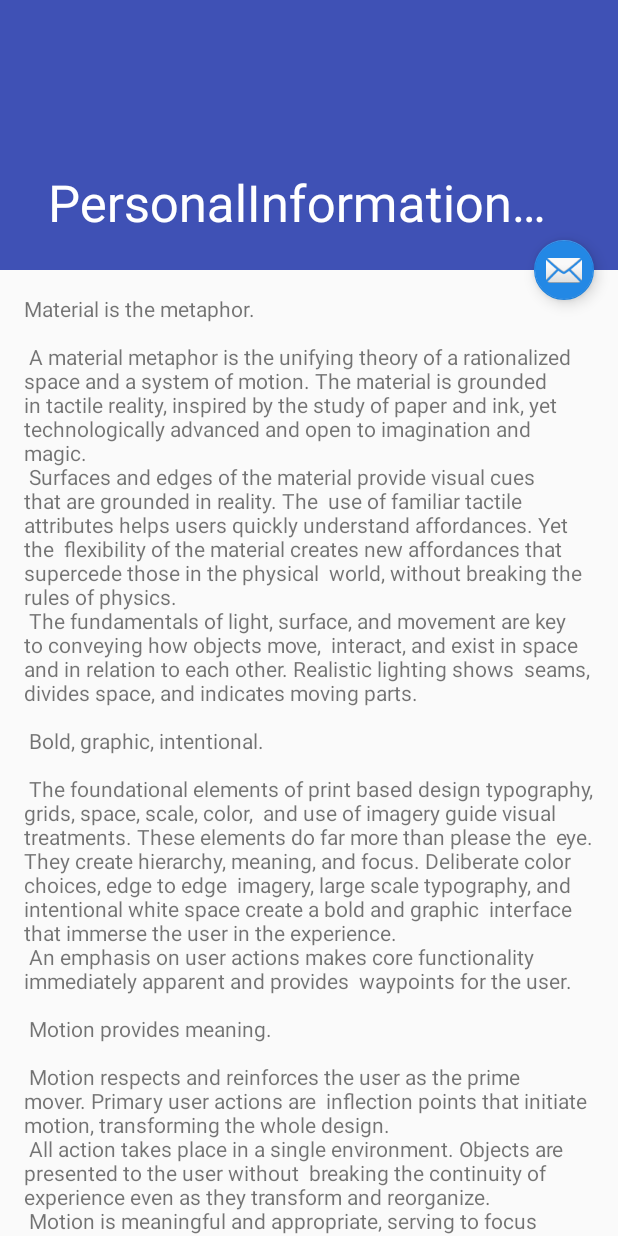
After one commit to JiashuWu/NeuroGraph, an Android app: the PersonalInformationEditPageActivity screen opened directly, with no data from a screen before it, on a phone screen of 412 x 824 dp. The commit adds this screen. Run offline under Robolectric (Android 15) with nearby library versions, the phone set to English and light mode, and no system bars.

Commit message:
Added a image icon and PersonalInformationEditPageActivity;

```diff
--- a/app/src/main/AndroidManifest.xml
+++ b/app/src/main/AndroidManifest.xml
@@ -181,9 +181,13 @@
             android:screenOrientation="portrait" />
         <activity
             android:name=".CopyrightInformationActivity"
+            android:configChanges="locale|fontScale"
             android:label="@string/title_activity_copyright_information"
-            android:screenOrientation="portrait"
-            android:configChanges="locale|fontScale" />
+            android:screenOrientation="portrait" />
+        <activity
+            android:name=".PersonalInformationEditPageActivity"
+            android:label="@string/title_activity_personal_information_edit_page"
+            android:theme="@style/AppTheme"></activity>
     </application>
 
 </manifest>
--- /dev/null
+++ b/app/src/main/java/com/example/jiashuwu/neurograph/PersonalInformationEditPageActivity.java
@@ -0,0 +1,28 @@
+package com.example.jiashuwu.neurograph;
+
+import android.os.Bundle;
+import android.support.design.widget.FloatingActionButton;
+import android.support.design.widget.Snackbar;
+import android.support.v7.app.AppCompatActivity;
+import android.support.v7.widget.Toolbar;
+import android.view.View;
+
+public class PersonalInformationEditPageActivity extends AppCompatActivity {
+
+    @Override
+    protected void onCreate(Bundle savedInstanceState) {
+        super.onCreate(savedInstanceState);
+        setContentView(R.layout.activity_personal_information_edit_page);
+        Toolbar toolbar = (Toolbar) findViewById(R.id.toolbar);
+        setSupportActionBar(toolbar);
+
+        FloatingActionButton fab = (FloatingActionButton) findViewById(R.id.fab);
+        fab.setOnClickListener(new View.OnClickListener() {
+            @Override
+            public void onClick(View view) {
+                Snackbar.make(view, "Replace with your own action", Snackbar.LENGTH_LONG)
+                        .setAction("Action", null).show();
+            }
+        });
+    }
+}
--- /dev/null
+++ b/app/src/main/res/layout/activity_personal_information_edit_page.xml
@@ -0,0 +1,47 @@
+<?xml version="1.0" encoding="utf-8"?>
+<android.support.design.widget.CoordinatorLayout xmlns:android="http://schemas.android.com/apk/res/android"
+    xmlns:app="http://schemas.android.com/apk/res-auto"
+    xmlns:tools="http://schemas.android.com/tools"
+    android:layout_width="match_parent"
+    android:layout_height="match_parent"
+    android:fitsSystemWindows="true"
+    tools:context="com.example.jiashuwu.neurograph.PersonalInformationEditPageActivity">
+
+    <android.support.design.widget.AppBarLayout
+        android:id="@+id/app_bar"
+        android:layout_width="match_parent"
+        android:layout_height="@dimen/app_bar_height"
+        android:fitsSystemWindows="true"
+        android:theme="@style/AppTheme.AppBarOverlay">
+
+        <android.support.design.widget.CollapsingToolbarLayout
+            android:id="@+id/toolbar_layout"
+            android:layout_width="match_parent"
+            android:layout_height="match_parent"
+            android:fitsSystemWindows="true"
+            app:contentScrim="?attr/colorPrimary"
+            app:layout_scrollFlags="scroll|exitUntilCollapsed"
+            app:toolbarId="@+id/toolbar">
+
+            <android.support.v7.widget.Toolbar
+                android:id="@+id/toolbar"
+                android:layout_width="match_parent"
+                android:layout_height="?attr/actionBarSize"
+                app:layout_collapseMode="pin"
+                app:popupTheme="@style/AppTheme.PopupOverlay" />
+
+        </android.support.design.widget.CollapsingToolbarLayout>
+    </android.support.design.widget.AppBarLayout>
+
+    <include layout="@layout/content_personal_information_edit_page" />
+
+    <android.support.design.widget.FloatingActionButton
+        android:id="@+id/fab"
+        android:layout_width="wrap_content"
+        android:layout_height="wrap_content"
+        android:layout_margin="@dimen/fab_margin"
+        app:layout_anchor="@id/app_bar"
+        app:layout_anchorGravity="bottom|end"
+        app:srcCompat="@android:drawable/ic_dialog_email" />
+
+</android.support.design.widget.CoordinatorLayout>
--- /dev/null
+++ b/app/src/main/res/layout/content_personal_information_edit_page.xml
@@ -0,0 +1,17 @@
+<?xml version="1.0" encoding="utf-8"?>
+<android.support.v4.widget.NestedScrollView xmlns:android="http://schemas.android.com/apk/res/android"
+    xmlns:app="http://schemas.android.com/apk/res-auto"
+    xmlns:tools="http://schemas.android.com/tools"
+    android:layout_width="match_parent"
+    android:layout_height="match_parent"
+    app:layout_behavior="@string/appbar_scrolling_view_behavior"
+    tools:context="com.example.jiashuwu.neurograph.PersonalInformationEditPageActivity"
+    tools:showIn="@layout/activity_personal_information_edit_page">
+
+    <TextView
+        android:layout_width="wrap_content"
+        android:layout_height="wrap_content"
+        android:layout_margin="@dimen/text_margin"
+        android:text="@string/large_text" />
+
+</android.support.v4.widget.NestedScrollView>
--- /dev/null
+++ b/app/src/main/res/menu/menu_personal_information_edit_page.xml
@@ -0,0 +1,10 @@
+<menu xmlns:android="http://schemas.android.com/apk/res/android"
+    xmlns:app="http://schemas.android.com/apk/res-auto"
+    xmlns:tools="http://schemas.android.com/tools"
+    tools:context="com.example.jiashuwu.neurograph.PersonalInformationEditPageActivity">
+    <item
+        android:id="@+id/action_settings"
+        android:orderInCategory="100"
+        android:title="@string/action_settings"
+        app:showAsAction="never" />
+</menu>
--- a/app/src/main/res/values/strings.xml
+++ b/app/src/main/res/values/strings.xml
@@ -299,6 +299,9 @@
     </string-array>
     <string name="title_activity_device_infomation">DeviceInfomationActivity</string>
     <string name="title_activity_copyright_information">CopyrightInformationActivity</string>
+    <string name="title_activity_personal_information_edit_page">
+        PersonalInformationEditPageActivity
+    </string>
 
 
 </resources>
```
Also changed, not shown: app/src/main/res/drawable-hdpi/ic_action_edit.png (added), app/src/main/res/drawable-mdpi/ic_action_edit.png (added), app/src/main/res/drawable-xhdpi/ic_action_edit.png (added), app/src/main/res/drawable-xxhdpi/ic_action_edit.png (added).
